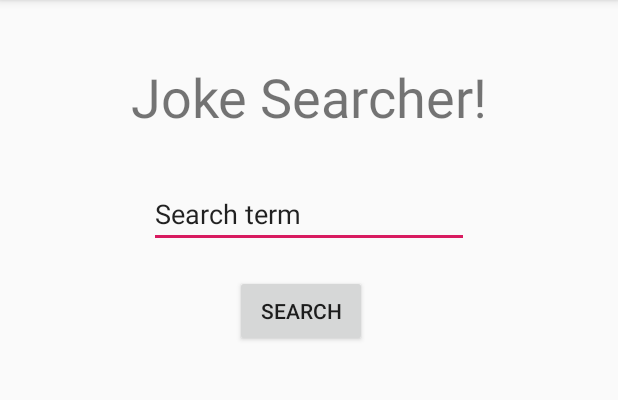
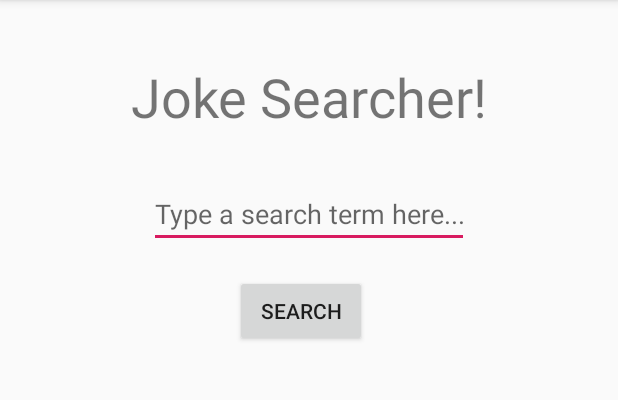
Before and after one commit to iSimon0/Project4-MAD, an Android app: the screen it shows after launch (MainActivity), on a phone screen of 412 x 824 dp, the part 84-484 px from its top. Run offline under Robolectric (Android 15) with nearby library versions, the phone set to English and light mode, and no system bars; our stand-ins replace Volley; network calls fail.

Commit message:
removed text from search field; added hint

```diff
--- a/app/src/main/res/layout/fragment_search.xml
+++ b/app/src/main/res/layout/fragment_search.xml
@@ -22,7 +22,7 @@ DATE: 4/23/2020
         android:layout_marginRight="99dp"
         android:ems="10"
         android:inputType="textPersonName"
-        android:text="Search term"
+        android:hint="Type a search term here..."
         app:layout_constraintEnd_toEndOf="parent"
         app:layout_constraintHorizontal_bias="0.0"
         app:layout_constraintStart_toStartOf="parent"
```
